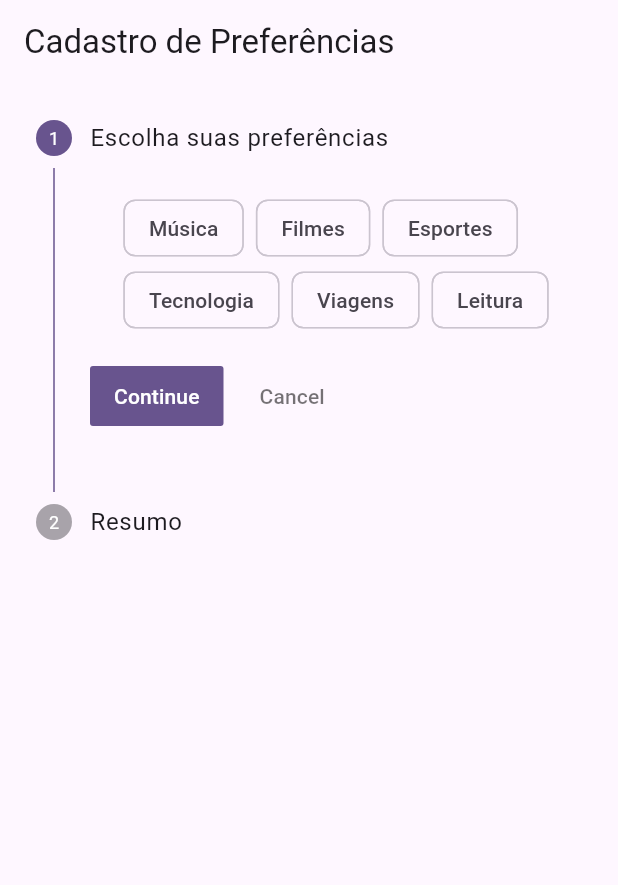
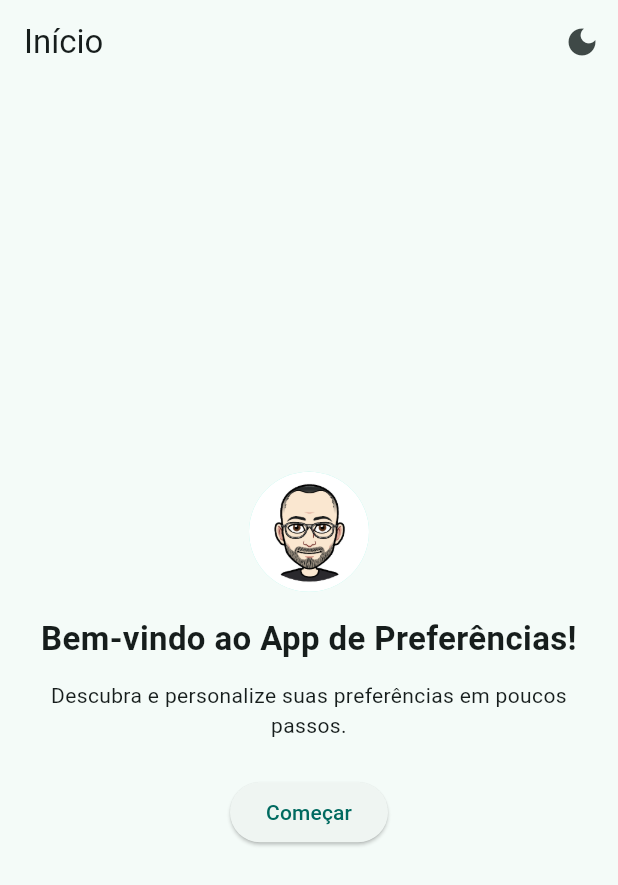
Before and after one commit to LuizFAraujo/pos_dev_web--disp_moveis--ativ_flutter_widgets1, a Flutter app: the screen it shows after launch, on a phone screen of 412 x 824 dp. Shown: the top 885 px of the screen. Run offline on Flutter 3.47's test engine with Material 3 defaults, Android fonts, the phone set to English and light mode, and no system bars.

Commit message:
Tema dinâmico com avatar e com estrutura de navegação por etapas.
Widgets principais do projeto:
- **Stepper**: guia o usuário por etapas do app, facilitando a navegação e o controle de fluxo.
- **ChoiceChip** (componente customizado via `ChipSelector`): permite selecionar entre opções visuais de forma intuitiva e reativa.

Funcionalidades implementadas:
- Avatar exibido na tela inicial, carregado de `assets/avatar.png`
- Suporte ao **modo claro/escuro**, com alternância via botão no `AppBar`
- Estrutura multi-etapas usando `Stepper`
- Seletor de chips customizado para entrada do usuário

Outros widgets utilizados:
- **MaterialApp**: configura tema global e tela inicial
- **AppBar** com `IconButton`: para alternância de tema
- `CircleAvatar`: exibição do avatar
- `Card`, `Column`, `ListTile`: estrutura visual organizada das informações

```diff
--- a/lib/__ main.dart
+++ /dev/null
@@ -1,20 +0,0 @@
-import 'package:flutter/material.dart';
-
-void main() {
-  runApp(const MainApp());
-}
-
-class MainApp extends StatelessWidget {
-  const MainApp({super.key});
-
-  @override
-  Widget build(BuildContext context) {
-    return const MaterialApp(
-      home: Scaffold(
-        body: Center(
-          child: Text('Hello World!'),
-        ),
-      ),
-    );
-  }
-}
--- a/lib/main.dart
+++ b/lib/main.dart
@@ -1,23 +1,36 @@
 import 'package:flutter/material.dart';
-import 'pages/formulario_page.dart';
+
+import 'pages/home_page.dart';
+import 'theme_controller.dart';
 
 void main() {
-  runApp(const MeuApp());
+  runApp(const MyApp());
 }
 
-class MeuApp extends StatelessWidget {
-  const MeuApp({super.key});
+class MyApp extends StatelessWidget {
+  const MyApp({super.key});
 
   @override
   Widget build(BuildContext context) {
-    return MaterialApp(
-      title: 'Cadastro de Preferências',
-      debugShowCheckedModeBanner: false,
-      theme: ThemeData(
-        useMaterial3: true,
-        colorScheme: ColorScheme.fromSeed(seedColor: Colors.deepPurple),
-      ),
-      home: const FormularioPage(),
+    return ValueListenableBuilder<ThemeMode>(
+      valueListenable: ThemeController.themeNotifier,
+      builder: (_, mode, __) {
+        return MaterialApp(
+          title: 'App de Preferências',
+          theme: ThemeData(
+            useMaterial3: true,
+            brightness: Brightness.light,
+            colorSchemeSeed: Colors.teal,
+          ),
+          darkTheme: ThemeData(
+            useMaterial3: true,
+            brightness: Brightness.dark,
+            colorSchemeSeed: Colors.teal,
+          ),
+          themeMode: mode,
+          home: const HomePage(),
+        );
+      },
     );
   }
 }
--- a/lib/pages/formulario_page.dart
+++ /dev/null
@@ -1,73 +0,0 @@
-import 'package:flutter/material.dart';
-import '../widgets/preferencias_chip_selector.dart';
-
-class FormularioPage extends StatefulWidget {
-  const FormularioPage({super.key});
-
-  @override
-  State<FormularioPage> createState() => _FormularioPageState();
-}
-
-class _FormularioPageState extends State<FormularioPage> {
-  int _etapaAtual = 0;
-  List<String> _preferenciasSelecionadas = [];
-
-  void _atualizarPreferencias(List<String> novasPreferencias) {
-    setState(() {
-      _preferenciasSelecionadas = novasPreferencias;
-    });
-  }
-
-  void _continuar() {
-    if (_etapaAtual < 1) {
-      setState(() => _etapaAtual++);
-    }
-  }
-
-  void _voltar() {
-    if (_etapaAtual > 0) {
-      setState(() => _etapaAtual--);
-    }
-  }
-
-  @override
-  Widget build(BuildContext context) {
-    return Scaffold(
-      appBar: AppBar(
-        title: const Text('Cadastro de Preferências'),
-      ),
-      body: Stepper(
-        currentStep: _etapaAtual,
-        onStepContinue: _continuar,
-        onStepCancel: _voltar,
-        steps: [
-          Step(
-            title: const Text('Escolha suas preferências'),
-            content: PreferenciasChipSelector(
-              selecionadas: _preferenciasSelecionadas,
-              aoAlterar: _atualizarPreferencias,
-            ),
-            isActive: _etapaAtual >= 0,
-          ),
-          Step(
-            title: const Text('Resumo'),
-            content: Column(
-              crossAxisAlignment: CrossAxisAlignment.start,
-              children: [
-                const Text('Preferências selecionadas:'),
-                const SizedBox(height: 8),
-                Wrap(
-                  spacing: 8,
-                  children: _preferenciasSelecionadas
-                      .map((item) => Chip(label: Text(item)))
-                      .toList(),
-                ),
-              ],
-            ),
-            isActive: _etapaAtual >= 1,
-          ),
-        ],
-      ),
-    );
-  }
-}
--- /dev/null
+++ b/lib/pages/home_page.dart
@@ -0,0 +1,61 @@
+import 'package:flutter/material.dart';
+
+import '../theme_controller.dart';
+import 'onboarding_page.dart';
+
+class HomePage extends StatelessWidget {
+  const HomePage({super.key});
+
+  @override
+  Widget build(BuildContext context) {
+    final isDark = Theme.of(context).brightness == Brightness.dark;
+
+    return Scaffold(
+      appBar: AppBar(
+        title: const Text('Início'),
+        actions: [
+          IconButton(
+            tooltip: 'Alternar tema',
+            icon: Icon(isDark ? Icons.light_mode : Icons.dark_mode),
+            onPressed: ThemeController.toggleTheme,
+          ),
+        ],
+      ),
+      body: Center(
+        child: Padding(
+          padding: const EdgeInsets.all(24),
+          child: Column(
+            mainAxisAlignment: MainAxisAlignment.center,
+            children: [
+              const CircleAvatar(
+                radius: 40,
+                backgroundImage: AssetImage('assets/avatar.png'),
+              ),
+              const SizedBox(height: 16),
+              const Text(
+                'Bem-vindo ao App de Preferências!',
+                textAlign: TextAlign.center,
+                style: TextStyle(fontSize: 22, fontWeight: FontWeight.bold),
+              ),
+              const SizedBox(height: 12),
+              const Text(
+                'Descubra e personalize suas preferências em poucos passos.',
+                textAlign: TextAlign.center,
+              ),
+              const SizedBox(height: 24),
+              ElevatedButton(
+                onPressed: () {
+                  Navigator.push(
+                    context,
+                    MaterialPageRoute(builder: (_) => const OnboardingPage()),
+                  );
+                },
+                child: const Text('Começar'),
+              ),
+            ],
+          ),
+        ),
+      ),
+    );
+  }
+}
--- /dev/null
+++ b/lib/theme_controller.dart
@@ -0,0 +1,14 @@
+import 'package:flutter/material.dart';
+
+class ThemeController {
+  static final ValueNotifier<ThemeMode> themeNotifier = ValueNotifier(
+    ThemeMode.system,
+  );
+
+  static void toggleTheme() {
+    themeNotifier.value =
+        themeNotifier.value == ThemeMode.dark
+            ? ThemeMode.light
+            : ThemeMode.dark;
+  }
+}
--- a/lib/widgets/preferencias_chip_selector.dart
+++ b/lib/widgets/preferencias_chip_selector.dart
@@ -1,13 +1,13 @@
 import 'package:flutter/material.dart';
 
 class PreferenciasChipSelector extends StatefulWidget {
-  final List<String> selecionadas;
-  final Function(List<String>) aoAlterar;
+  final List<String> selecionados;
+  final Function(List<String>) onSelecionadosMudaram;
 
   const PreferenciasChipSelector({
     super.key,
-    required this.selecionadas,
-    required this.aoAlterar,
+    required this.selecionados,
+    required this.onSelecionadosMudaram,
   });
 
   @override
@@ -29,20 +29,20 @@ class _PreferenciasChipSelectorState extends State<PreferenciasChipSelector> {
   Widget build(BuildContext context) {
     return Wrap(
       spacing: 8,
-      children: _opcoes.map((opcao) {
-        final bool selecionado = widget.selecionadas.contains(opcao);
-
+      children:
+          _opcoes.map((opcao) {
+            final selecionado = widget.selecionados.contains(opcao);
             return ChoiceChip(
               label: Text(opcao),
               selected: selecionado,
-          onSelected: (bool marcado) {
+              onSelected: (bool value) {
                 setState(() {
-              if (marcado) {
-                widget.selecionadas.add(opcao);
+                  if (value) {
+                    widget.selecionados.add(opcao);
                   } else {
-                widget.selecionadas.remove(opcao);
+                    widget.selecionados.remove(opcao);
                   }
-              widget.aoAlterar(widget.selecionadas);
+                  widget.onSelecionadosMudaram(widget.selecionados);
                 });
               },
             );
--- a/pubspec.yaml
+++ b/pubspec.yaml
@@ -1,5 +1,5 @@
 name: flutter_application_1
-description: "A new Flutter project."
+description: 'A new Flutter project.'
 publish_to: 'none'
 version: 0.1.0
 
@@ -17,3 +17,5 @@ dev_dependencies:
 
 flutter:
   uses-material-design: true
+  assets:
+    - assets/
```
Also changed, not shown: lib/pages/onboarding_page.dart (added, +27 -0 lines), lib/widgets/resumo_widget.dart (added, +65 -0 lines), lib/widgets/stepper_custom.dart (added, +101 -0 lines), assets/avatar.png (added), 1 other file. Lines whose indentation alone changed are shown as unchanged.
